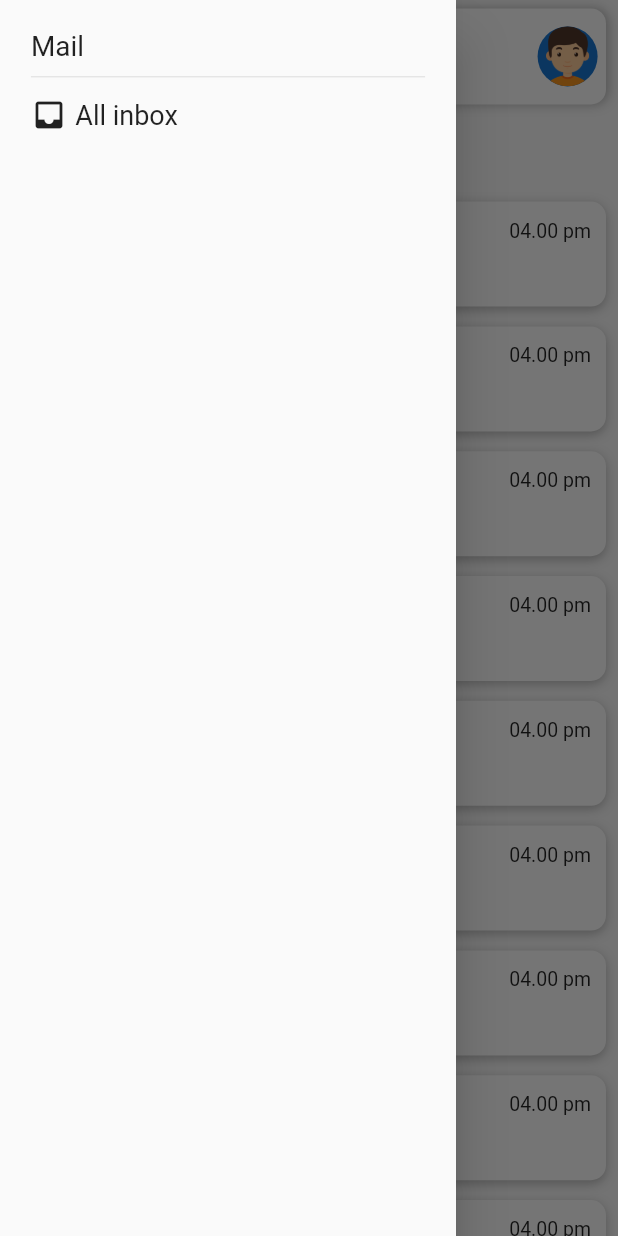
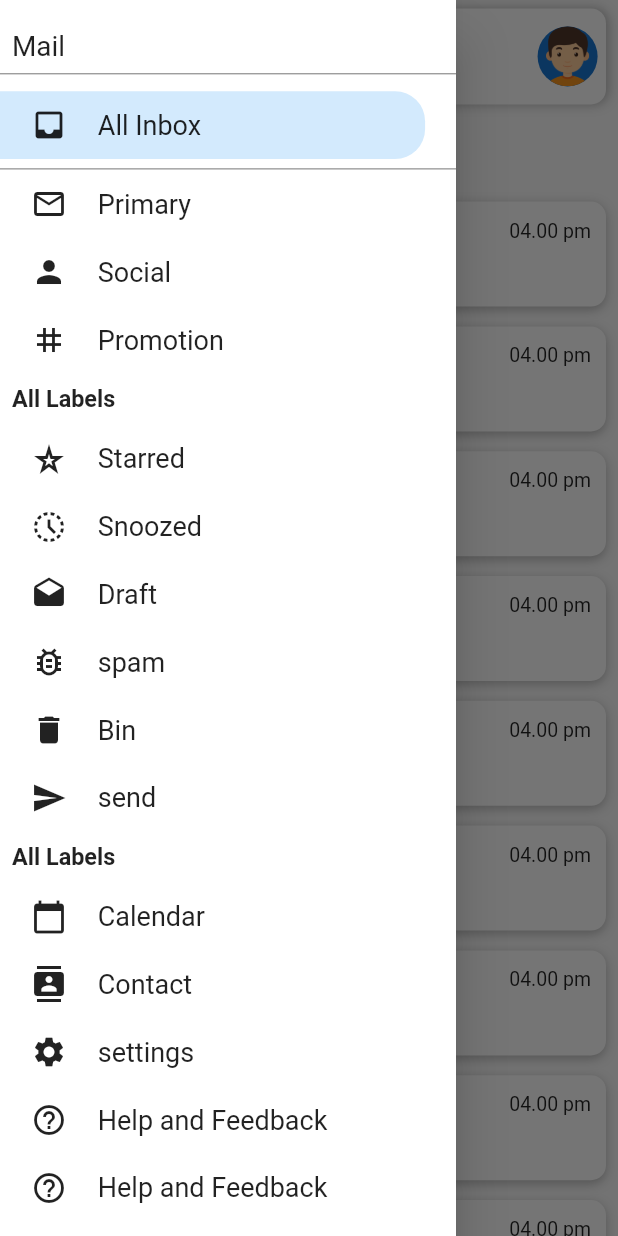
Before and after one commit to rizkiusup2/mailapp, a Flutter app: the screen it shows after launch, with the side drawer open, on a phone screen of 412 x 824 dp. Run offline on Flutter 3.47's test engine with Material 2 defaults, Android fonts, the phone set to English and light mode, and no system bars.

Commit message:
home screen 80 %

```diff
--- a/lib/data.dart
+++ b/lib/data.dart
@@ -10,6 +10,7 @@ class MailItem {
   });
 }
 
+// ignore: non_constant_identifier_names
 double MySize = 0.0;
 double kPadding = MySize * 0.025;
 
--- a/lib/home_screen.dart
+++ b/lib/home_screen.dart
@@ -1,49 +1,88 @@
 import 'package:flutter/material.dart';
 import 'package:mailapp/data.dart';
 
-class HomeScreen extends StatelessWidget {
+class HomeScreen extends StatefulWidget {
   HomeScreen({super.key});
+
+  @override
+  State<HomeScreen> createState() => _HomeScreenState();
+}
+
+class _HomeScreenState extends State<HomeScreen> {
   final GlobalKey<ScaffoldState> _scaffoldKey = GlobalKey<ScaffoldState>();
+
+  int _selectedItem = 0;
+
   @override
   Widget build(BuildContext context) {
     MySize = MediaQuery.of(context).size.height;
     return Scaffold(
       key: _scaffoldKey,
       drawer: Drawer(
+        backgroundColor: Colors.white,
         child: SafeArea(
           child: Padding(
-            padding: EdgeInsets.all(kPadding),
-            child: Column(
-              crossAxisAlignment: CrossAxisAlignment.stretch,
+            padding: EdgeInsets.symmetric(vertical: kPadding),
+            child: ListView(
+              physics: BouncingScrollPhysics(),
               children: [
-                Text(
-                  'Mail',
-                  style: TextStyle(fontSize: kPadding - 2),
+                Padding(
+                  padding: const EdgeInsets.symmetric(horizontal: 8.0),
+                  child: Text(
+                    'Mail',
+                    style: TextStyle(fontSize: kPadding - 2),
+                  ),
                 ),
                 SizedBox(
                   height: kPadding - 15,
                 ),
                 Divider(
-                  height: 6,
+                  height: 2,
+                  color: Colors.black54,
                 ),
                 SizedBox(
                   height: kPadding - 10,
                 ),
-                Row(
-                  children: [
-                    Icon(
-                      Icons.inbox,
-                      size: 24,
-                    ),
-                    SizedBox(
-                      width: kPadding - 15,
-                    ),
-                    Text(
-                      'All inbox',
-                      style: TextStyle(fontSize: 18),
-                    ),
-                  ],
+                buildDrawerItem(Icons.inbox, 'All Inbox', 0),
+                SizedBox(
+                  height: kPadding - 15,
                 ),
+                Divider(
+                  height: 2,
+                  color: Colors.black54,
+                ),
+                buildDrawerItem(Icons.email_outlined, 'Primary', 1),
+                buildDrawerItem(Icons.person, 'Social', 2),
+                buildDrawerItem(Icons.tag, 'Promotion', 3),
+                Padding(
+                  padding: const EdgeInsets.all(8.0),
+                  child: Text(
+                    'All Labels',
+                    style: TextStyle(
+                        fontSize: kPadding - 5, fontWeight: FontWeight.w600),
+                  ),
+                ),
+                buildDrawerItem(Icons.star_rate_outlined, 'Starred', 4),
+                buildDrawerItem(Icons.history_toggle_off, 'Snoozed', 5),
+                buildDrawerItem(Icons.drafts, 'Draft', 6),
+                buildDrawerItem(Icons.bug_report_outlined, 'spam', 7),
+                buildDrawerItem(Icons.delete, 'Bin', 8),
+                buildDrawerItem(Icons.send, 'send', 9),
+                Padding(
+                  padding: const EdgeInsets.all(8.0),
+                  child: Text(
+                    'All Labels',
+                    style: TextStyle(
+                        fontSize: kPadding - 5, fontWeight: FontWeight.w600),
+                  ),
+                ),
+                buildDrawerItem(Icons.calendar_today, 'Calendar', 10),
+                buildDrawerItem(Icons.contacts, 'Contact', 11),
+                buildDrawerItem(Icons.settings, 'settings', 12),
+                buildDrawerItem(Icons.help_outline, 'Help and Feedback', 13),
+                buildDrawerItem(Icons.help_outline, 'Help and Feedback', 14),
+                buildDrawerItem(Icons.help_outline, 'Help and Feedback', 15),
+                buildDrawerItem(Icons.help_outline, 'Help and Feedback', 16),
               ],
             ),
           ),
@@ -150,6 +189,40 @@ class HomeScreen extends StatelessWidget {
       ),
     );
   }
+
+  Widget buildDrawerItem(IconData icon, String title, int index) {
+    return GestureDetector(
+      onTap: () {
+        setState(() {
+          _selectedItem = index;
+        });
+      },
+      child: Container(
+        padding:
+            EdgeInsets.symmetric(horizontal: kPadding, vertical: kPadding - 10),
+        margin: EdgeInsets.only(right: kPadding),
+        decoration: BoxDecoration(
+          color: index == _selectedItem ? Colors.blue.withOpacity(0.2) : null,
+          borderRadius: BorderRadius.horizontal(right: Radius.circular(20)),
+        ),
+        child: Row(
+          children: [
+            Icon(
+              icon,
+              size: 24,
+            ),
+            SizedBox(
+              width: kPadding,
+            ),
+            Text(
+              title,
+              style: TextStyle(fontSize: 18),
+            ),
+          ],
+        ),
+      ),
+    );
+  }
 }
 
 class MailItemWidget extends StatelessWidget {
```
Also changed, not shown: pubspec.lock.
